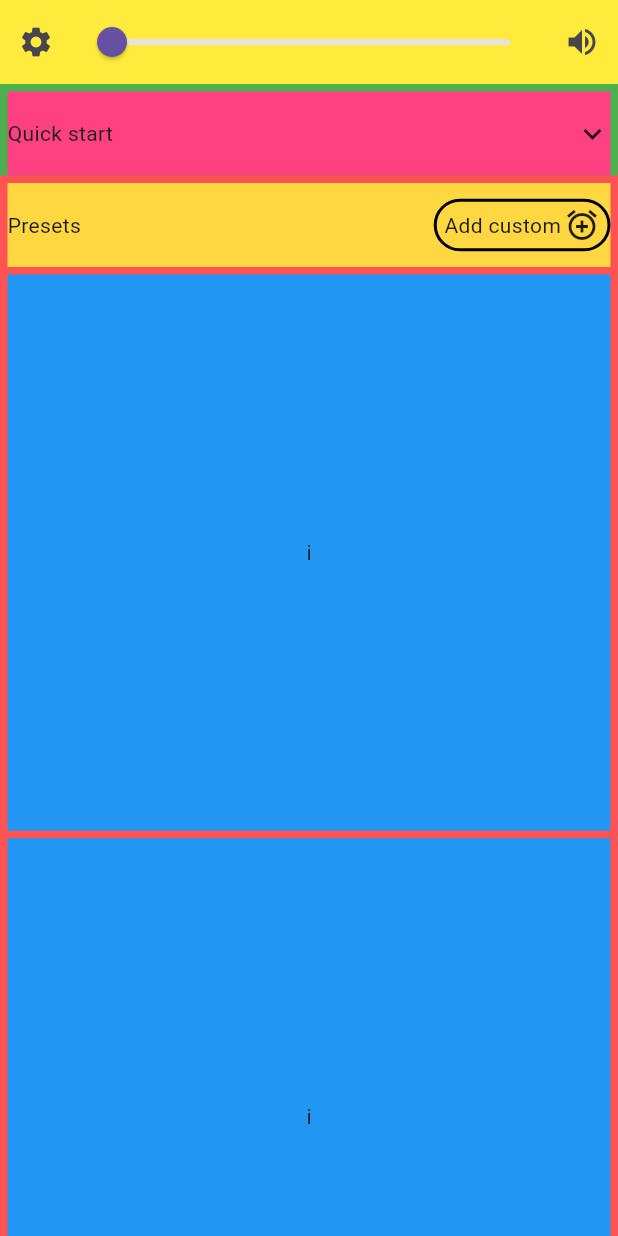
After one commit to jon13doe/interval_timer_app_v2, a Flutter app: the screen it shows after launch, on a phone screen of 412 x 824 dp. The commit adds this screen. Run offline on Flutter 3.47's test engine with Material 3 defaults, Android fonts, the phone set to English and light mode, and no system bars; our stand-ins replace adaptive_theme.

Commit message:
update routing

```diff
--- /dev/null
+++ b/lib/features/screens/home_screen/home_page/home_page.dart
@@ -0,0 +1,73 @@
+import 'package:flutter/material.dart';
+import 'package:interval_timer_app_v2/theme/sizes.dart';
+
+import 'quick_start_bar/index.dart';
+import 'timers_list/index.dart';
+
+class HomePage extends StatefulWidget {
+  const HomePage({super.key});
+
+  @override
+  State<HomePage> createState() => _HomePageState();
+}
+
+class _HomePageState extends State<HomePage> {
+  @override
+  Widget build(BuildContext context) {
+    return Container(
+      color: Colors.redAccent,
+      child: CustomScrollView(
+        slivers: [
+          const QuickStartBar(),
+          SliverToBoxAdapter(
+            child: Padding(
+              padding: EdgeInsets.all(medium.padding),
+              child: Container(
+                color: Colors.amberAccent,
+                height: kToolbarHeight,
+                child: Row(
+                    mainAxisAlignment: MainAxisAlignment.spaceBetween,
+                    children: [
+                      const Text('Presets'),
+                      InkWell(
+                        child: Container(
+                          height: 35,
+                          decoration: BoxDecoration(
+                            border: Border.all(
+                              width: 2,
+                            ),
+                            borderRadius: BorderRadius.circular(
+                              25,
+                            ),
+                          ),
+                          child: const Padding(
+                            padding: EdgeInsets.symmetric(
+                              horizontal: 5,
+                            ),
+                            child: Row(
+                              mainAxisAlignment: MainAxisAlignment.spaceAround,
+                              children: [
+                                Text(
+                                  'Add custom',
+                                ),
+                                SizedBox(
+                                  width: 2,
+                                ),
+                                Icon(
+                                  Icons.alarm_add,
+                                ),
+                              ],
+                            ),
+                          ),
+                        ),
+                      ),
+                    ]),
+              ),
+            ),
+          ),
+          const TimersList(),
+        ],
+      ),
+    );
+  }
+}
--- a/lib/features/screens/home_screen/home_screen.dart
+++ b/lib/features/screens/home_screen/home_screen.dart
@@ -22,10 +22,10 @@ class _HomeScreenState extends State<HomeScreen> {
 
   @override
   Widget build(BuildContext context) {
-    return Scaffold(
+    return const Scaffold(
       body: Column(
         children: [
-          const SizedBox(
+          SizedBox(
             height: kToolbarHeight,
             child: TopBar(),
           ),
--- a/lib/interval_timer_app_view.dart
+++ b/lib/interval_timer_app_view.dart
@@ -2,7 +2,7 @@ import 'package:adaptive_theme/adaptive_theme.dart';
 import 'package:flutter/material.dart';
 import 'package:flutter_localizations/flutter_localizations.dart';
 
-import 'features/app_page_view/app_page_view.dart';
+import 'features/screens/app_page_view/app_page_view.dart';
 import 'generated/l10n.dart';
 import 'theme/theme.dart';
 
```
Also changed, not shown: lib/features/screens/home_screen/home_page_view/home_page_view.dart (+8 -111 lines), lib/features/screens/home_screen/timer_creation_screen/timer_creation_screen.dart (added, +46 -0 lines), lib/features/screens/timer_creation_screen/timer_creation_screen.dart (deleted, +0 -43 lines), lib/features/screens/app_page_view/app_page_view.dart (renamed from lib/features/app_page_view/app_page_view.dart), lib/features/screens/home_screen/home_page/quick_start_bar/index.dart (renamed from lib/features/screens/home_screen/quick_start_bar/index.dart), lib/features/screens/home_screen/home_page/quick_start_bar/quick_start_bar.dart (renamed from lib/features/screens/home_screen/quick_start_bar/quick_start_bar.dart), lib/features/screens/home_screen/home_page/timers_list/index.dart (renamed from lib/features/screens/home_screen/timers_list/index.dart), lib/features/screens/home_screen/home_page/timers_list/timers_list.dart (renamed from lib/features/screens/home_screen/timers_list/timers_list.dart).
